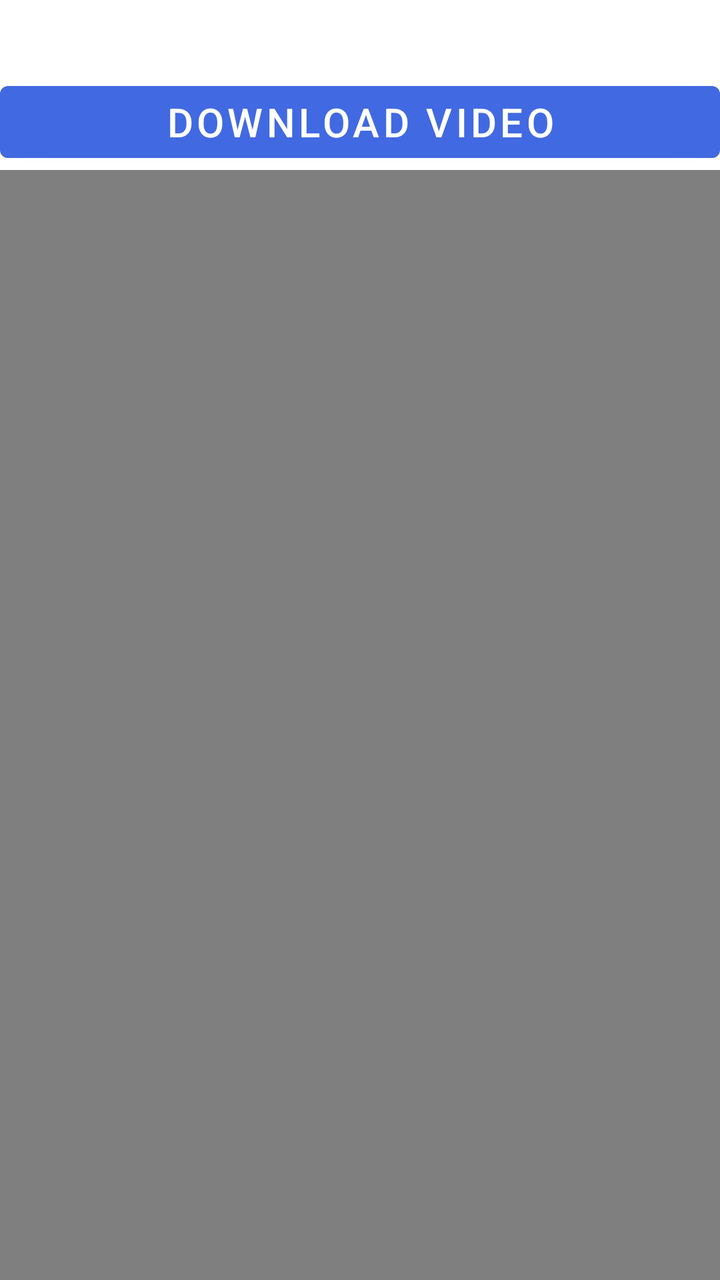
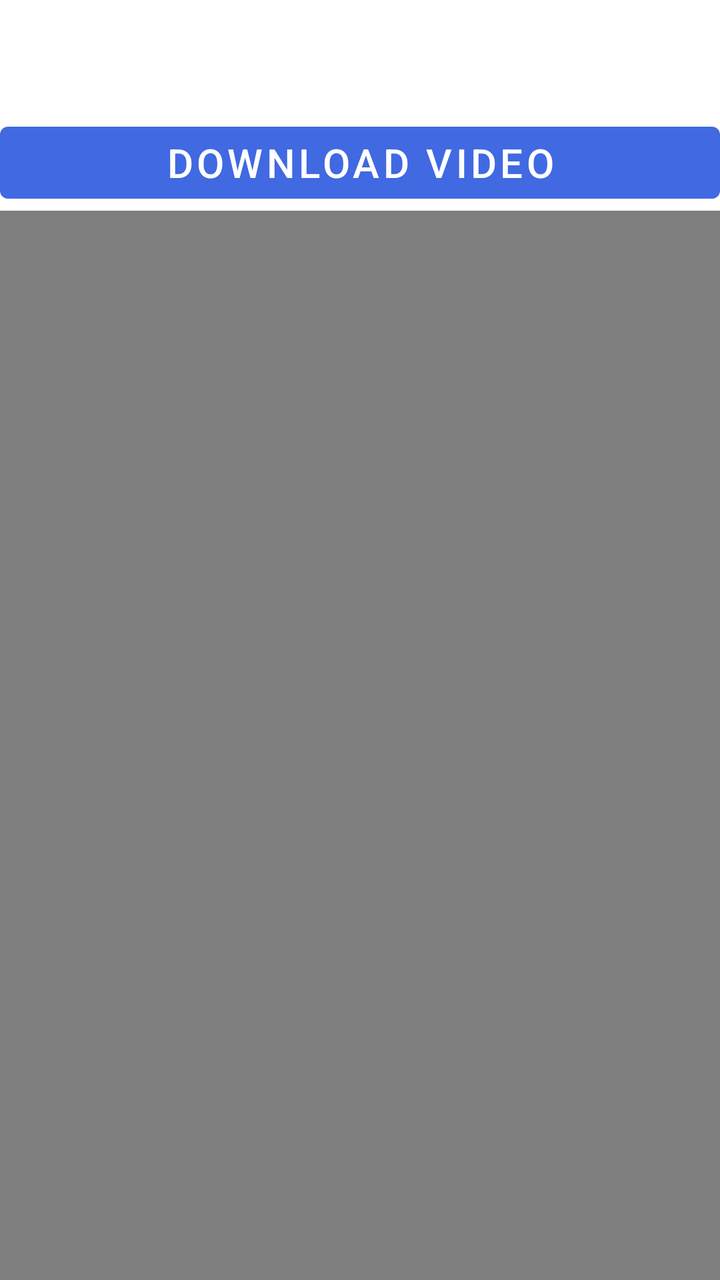

An Android layout rendered at two revisions. The XML below is the earlier revision; the diff shows what the commit changed to produce the second picture.
<!-- AndroidManifest.xml: application theme Theme.Front2 -->
<!-- res/layout/fragment_video_player.xml -->
<?xml version="1.0" encoding="utf-8"?>
<LinearLayout xmlns:android="http://schemas.android.com/apk/res/android"
    xmlns:tools="http://schemas.android.com/tools"
    android:layout_width="match_parent"
    android:layout_height="match_parent"
    android:layout_marginTop="10dp"
    android:layout_marginHorizontal="10dp"
    android:orientation="vertical"
    tools:context=".home.user.course.resource.VideoPlayerFragment">

    <TextView
        android:id="@+id/video_title"
        android:layout_width="match_parent"
        android:layout_height="wrap_content"
        android:textSize="20sp" />

    <LinearLayout
        android:layout_width="match_parent"
        android:layout_height="wrap_content"
        android:layout_marginTop="10dp">

        <Button
            android:id="@+id/download_video_button"
            android:layout_width="match_parent"
            android:layout_height="wrap_content"
            android:text="@string/detail_video_download"
            android:textSize="20sp" />
    </LinearLayout>

    <VideoView
        android:id="@+id/detail_video_view"
        android:layout_width="match_parent"
        android:layout_height="match_parent" />
</LinearLayout>
<!-- resources referenced by this layout -->
<resources>
  <string name="detail_video_download">Download video</string>
  <style name="Theme.Front2" parent="Theme.MaterialComponents.DayNight.NoActionBar">
          
          <item name="colorPrimary">@color/royalBlue</item>
          <item name="colorPrimaryVariant">@color/lightSkyBlue</item>
          <item name="colorOnPrimary">@color/white</item>
          
          <item name="colorSecondary">@color/deepSkyBlue1</item>
          <item name="colorSecondaryVariant">@color/deepSkyBlue3</item>
          <item name="colorOnSecondary">@color/WhiteSmoke</item>
          
          <item name="android:statusBarColor" tools:targetApi="l">?attr/colorPrimary</item>
          
      </style>
  <color name="royalBlue">#4169E1</color>
  <color name="lightSkyBlue">#87CEFA</color>
  <color name="white">#FFFFFFFF</color>
  <color name="deepSkyBlue1">#00BFFF</color>
  <color name="deepSkyBlue3">#009ACD</color>
  <color name="WhiteSmoke">#F5F5F5</color>
</resources>

<!-- the commit's change to res/layout/fragment_video_player.xml (unified diff, before → after) -->
@@ -13,6 +13,13 @@
         android:layout_width="match_parent"
         android:layout_height="wrap_content"
         android:textSize="20sp" />
+
+    <TextView
+        android:id="@+id/warning_label"
+        android:layout_width="match_parent"
+        android:layout_height="wrap_content"
+        android:textSize="15sp"
+        android:textColor="@color/orange" />
 
     <LinearLayout
         android:layout_width="match_parent"
<!-- resource entries referenced after the edit -->
@@ -1,5 +1,6 @@
 <!-- resources referenced by this layout -->
 <resources>
+  <color name="orange">#FFA500</color>
   <string name="detail_video_download">Download video</string>
   <style name="Theme.Front2" parent="Theme.MaterialComponents.DayNight.NoActionBar">
           
